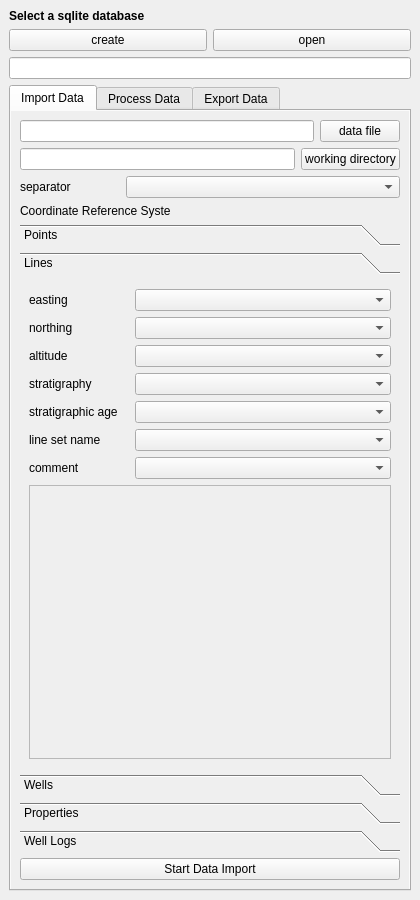
stdonn/GeologicalDataProcessing, file geological_data_processing_dockwidget_base_2.ui: the form before one commit.
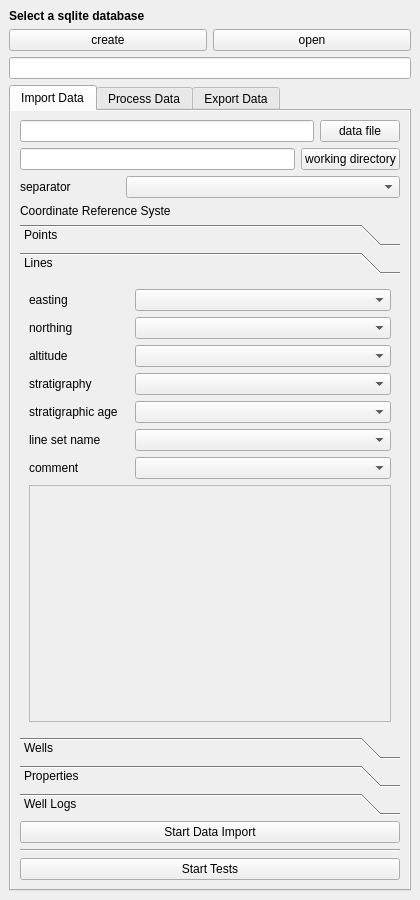
The form after the commit. The open tabs and pages were chosen to show the change. Icons and pictures are not drawn. Custom widgets are drawn as their Qt base class.

Commit message: Added new "Start Tests" button to the dockwidget as a trigger for starting a suite of unittests. Button functionality still has to be implemented.

```diff
--- a/geological_data_processing_dockwidget_base_2.ui
+++ b/geological_data_processing_dockwidget_base_2.ui
@@ -597,8 +597,8 @@
                 <rect>
                  <x>0</x>
                  <y>0</y>
-                 <width>374</width>
-                 <height>428</height>
+                 <width>274</width>
+                 <height>406</height>
                 </rect>
                </property>
                <attribute name="icon">
@@ -964,6 +964,24 @@
               </property>
              </widget>
             </item>
+            <item>
+             <widget class="Line" name="start_tests_separator">
+              <property name="orientation">
+               <enum>Qt::Horizontal</enum>
+              </property>
+             </widget>
+            </item>
+            <item>
+             <widget class="QPushButton" name="start_tests_button">
+              <property name="text">
+               <string>Start Tests</string>
+              </property>
+              <property name="icon">
+               <iconset resource="resources.qrc">
+                <normaloff>:/plugins/GeologicalDataProcessing/images/ic_update_48px.svg</normaloff>:/plugins/GeologicalDataProcessing/images/ic_update_48px.svg</iconset>
+              </property>
+             </widget>
+            </item>
            </layout>
           </item>
          </layout>
```
Left out of the diff: 14 changed lines with no effect on the pictures. The commit also changes 10 other files.
